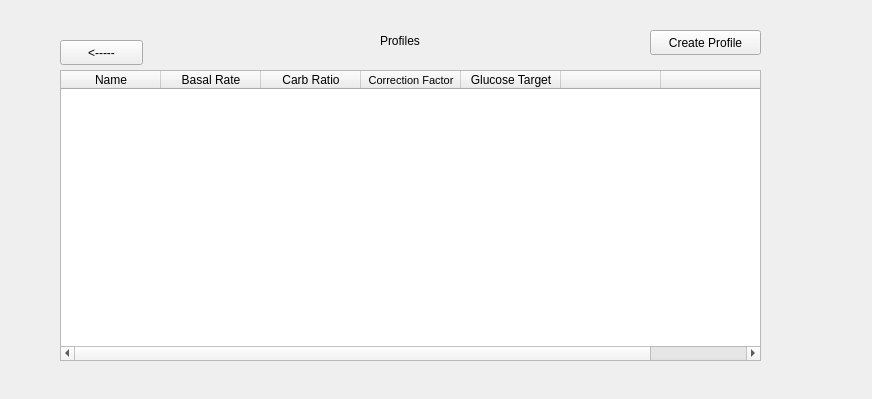
yunusao/Tandem-t-slim-Insulin-Pump-Simulator, file profilepage.ui: the form before one commit.
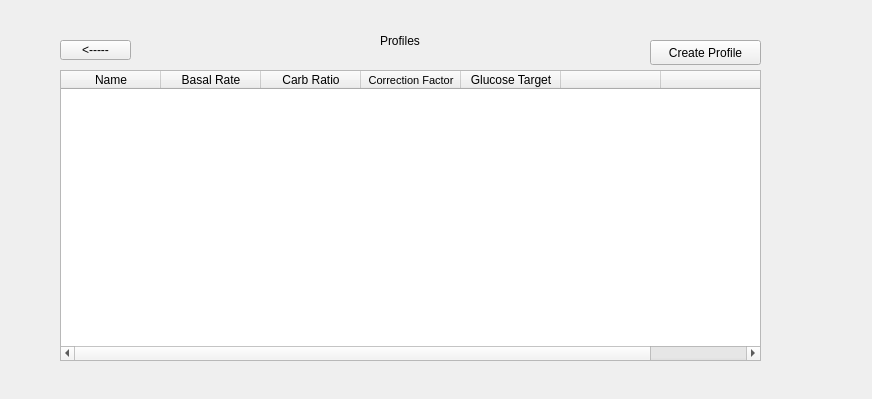
The form after the commit.

Diff of the .ui file:
```diff
--- a/profilepage.ui
+++ b/profilepage.ui
@@ -18,8 +18,8 @@
     <rect>
      <x>60</x>
      <y>40</y>
-     <width>83</width>
-     <height>25</height>
+     <width>71</width>
+     <height>20</height>
     </rect>
    </property>
    <property name="text">
@@ -30,7 +30,7 @@
    <property name="geometry">
     <rect>
      <x>650</x>
-     <y>30</y>
+     <y>40</y>
      <width>111</width>
      <height>25</height>
     </rect>
```
